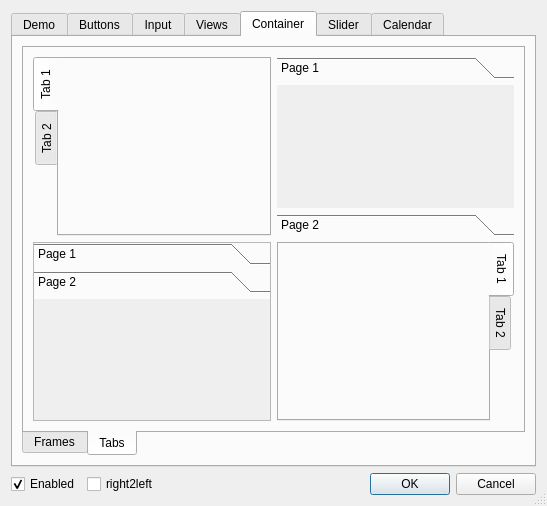
Old version of the form config/uiDemo.ui in the repository deiv/bespin-pkg.
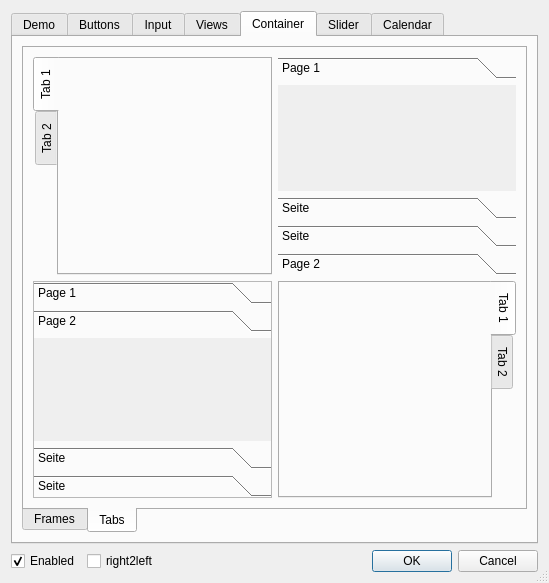
New version of the form. The open tabs and pages were chosen to show the change. Icons and pictures are not drawn.

Commit message: fixed tileset bug, imroved toolbox appereance on window borders, fixed itemview position/look workaround

Diff of the .ui file:
```diff
--- a/config/uiDemo.ui
+++ b/config/uiDemo.ui
@@ -5,8 +5,8 @@
    <rect>
     <x>0</x>
     <y>0</y>
-    <width>547</width>
-    <height>506</height>
+    <width>549</width>
+    <height>583</height>
    </rect>
   </property>
   <property name="windowTitle" >
@@ -996,14 +996,6 @@
       </layout>
      </widget>
      <widget class="QWidget" name="Seite_3" >
-      <property name="geometry" >
-       <rect>
-        <x>0</x>
-        <y>0</y>
-        <width>521</width>
-        <height>420</height>
-       </rect>
-      </property>
       <attribute name="title" >
        <string>Container</string>
       </attribute>
@@ -1126,14 +1118,6 @@
           </layout>
          </widget>
          <widget class="QWidget" name="tab_4" >
-          <property name="geometry" >
-           <rect>
-            <x>0</x>
-            <y>0</y>
-            <width>495</width>
-            <height>365</height>
-           </rect>
-          </property>
           <attribute name="title" >
            <string>Tabs</string>
           </attribute>
@@ -1144,14 +1128,6 @@
               <enum>QTabWidget::West</enum>
              </property>
              <widget class="QWidget" name="tab_5" >
-              <property name="geometry" >
-               <rect>
-                <x>0</x>
-                <y>0</y>
-                <width>199</width>
-                <height>163</height>
-               </rect>
-              </property>
               <attribute name="title" >
                <string>Tab 1</string>
               </attribute>
@@ -1181,14 +1157,24 @@
                <rect>
                 <x>0</x>
                 <y>0</y>
-                <width>235</width>
-                <height>117</height>
+                <width>236</width>
+                <height>87</height>
                </rect>
               </property>
               <attribute name="label" >
                <string>Page 1</string>
               </attribute>
              </widget>
+             <widget class="QWidget" name="Seite_7" >
+              <attribute name="label" >
+               <string>Seite</string>
+              </attribute>
+             </widget>
+             <widget class="QWidget" name="Seite_8" >
+              <attribute name="label" >
+               <string>Seite</string>
+              </attribute>
+             </widget>
              <widget class="QWidget" name="page_4" >
               <property name="geometry" >
                <rect>
@@ -1245,14 +1231,24 @@
                <rect>
                 <x>0</x>
                 <y>0</y>
-                <width>100</width>
-                <height>30</height>
+                <width>236</width>
+                <height>91</height>
                </rect>
               </property>
               <attribute name="label" >
                <string>Page 2</string>
               </attribute>
              </widget>
+             <widget class="QWidget" name="Seite_5" >
+              <attribute name="label" >
+               <string>Seite</string>
+              </attribute>
+             </widget>
+             <widget class="QWidget" name="Seite_6" >
+              <attribute name="label" >
+               <string>Seite</string>
+              </attribute>
+             </widget>
             </widget>
            </item>
            <item row="1" column="1" >
@@ -1261,14 +1257,6 @@
               <enum>QTabWidget::East</enum>
              </property>
              <widget class="QWidget" name="tab_7" >
-              <property name="geometry" >
-               <rect>
-                <x>0</x>
-                <y>0</y>
-                <width>198</width>
-                <height>162</height>
-               </rect>
-              </property>
               <attribute name="title" >
                <string>Tab 1</string>
               </attribute>
```
Left out of the diff: 95 changed lines with no effect on the pictures. The commit also changes 6 other files.
